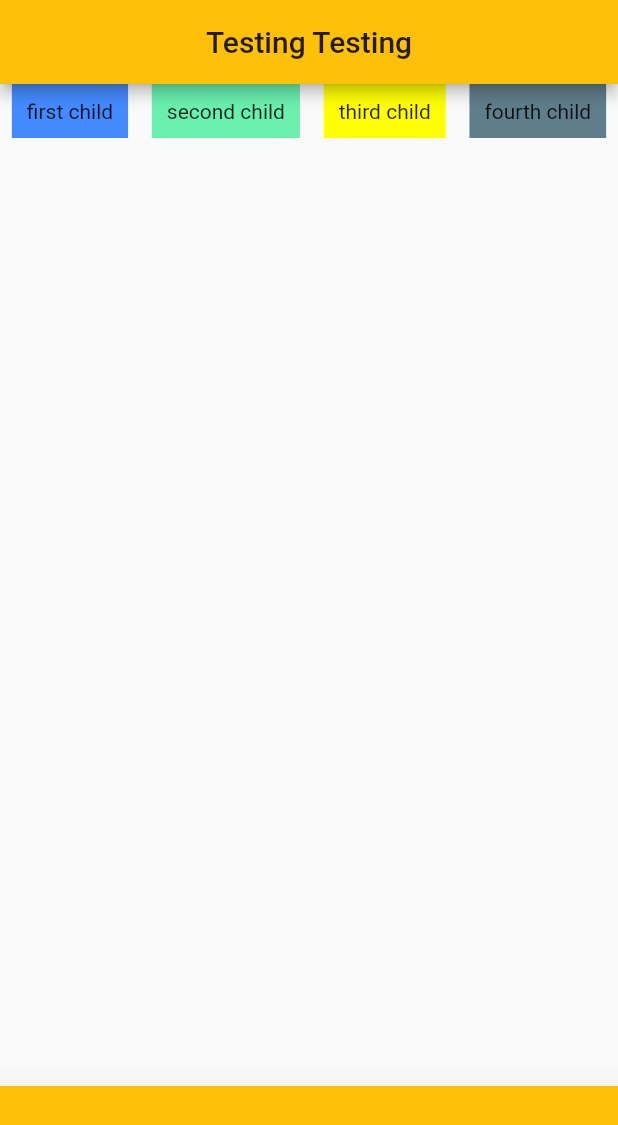
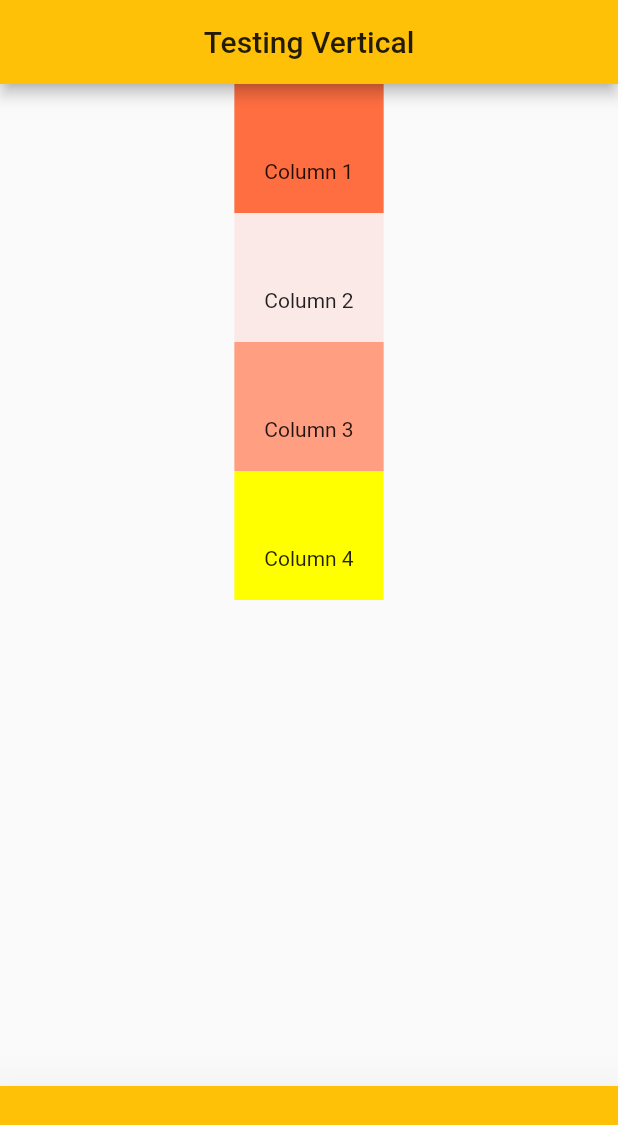
Before and after one commit to Ezeko/firstFlutterApp, a Flutter app: the screen it shows after launch, on a phone screen of 412 x 824 dp. Shown: the top 1125 px of the screen. Run offline on Flutter 3.47's test engine with Material 2 defaults, Android fonts, the phone set to English and light mode, and no system bars; missing offline and left inert: dart:html.

Commit message:
make Column widget

```diff
--- a/lib/MyTestApp.dart
+++ b/lib/MyTestApp.dart
@@ -1,11 +1,11 @@
 import 'package:flutter/material.dart';
-import './home.dart';
+import './vertical.dart';
 
 class MyTestApp extends StatelessWidget {
   @override
   Widget build(BuildContext context) {
     return MaterialApp(
-        home: Home(),
+        home: Vertical(),
         theme: ThemeData(
           primarySwatch: Colors.amber
         ),
--- a/lib/home.dart
+++ b/lib/home.dart
@@ -6,7 +6,7 @@ class Home extends StatelessWidget {
     return Scaffold(
       appBar: AppBar(
         centerTitle: true,
-        title: Text('Testing Testing'),
+        title: Text('Testing Horizontal'),
       ),
 
       bottomNavigationBar: BottomAppBar(
@@ -23,6 +23,7 @@ class Home extends StatelessWidget {
           crossAxisAlignment: CrossAxisAlignment.center,
           textDirection: TextDirection.ltr,
           verticalDirection: VerticalDirection.down,
+          mainAxisSize: MainAxisSize.max,
 
           children: <Widget>[
             Container(
--- /dev/null
+++ b/lib/vertical.dart
@@ -0,0 +1,59 @@
+import 'dart:html';
+
+import 'package:flutter/material.dart';
+
+class Vertical extends StatelessWidget {
+  @override
+  Widget build(BuildContext context) {
+
+    return Scaffold(
+      appBar: AppBar(
+        centerTitle: true,
+        title: Text('Testing Vertical'),
+      ),
+
+      bottomNavigationBar: BottomAppBar(
+        shape: const CircularNotchedRectangle(),
+        elevation: 30.0,
+        color: Colors.amber[500],
+        child: Container(
+          height: 100.0,
+          ),
+        ),
+
+        body: Center(
+          child: Column(
+
+            children: <Widget>[
+
+              Container(
+
+                padding: EdgeInsets.fromLTRB(20.0, 50.0, 20.0, 20.0),
+                color: Colors.deepOrangeAccent,
+                child: Text('Column 1')
+              ),
+
+              Container(
+                padding: EdgeInsets.fromLTRB(20.0, 50.0, 20.0, 20.0),
+                color: Colors.deepOrange[50],
+                child: Text('Column 2')
+              ),
+
+              Container(
+                padding: EdgeInsets.fromLTRB(20.0, 50.0, 20.0, 20.0),
+                color: Colors.deepOrangeAccent[100],
+                child: Text('Column 3')
+              ),
+
+              Container(
+                padding: EdgeInsets.fromLTRB(20.0, 50.0, 20.0, 20.0),
+                color: Colors.yellowAccent,
+                child: Text('Column 4')
+              ),
+
+            ],
+            )
+        ),
+    );
+  }
+}
```
